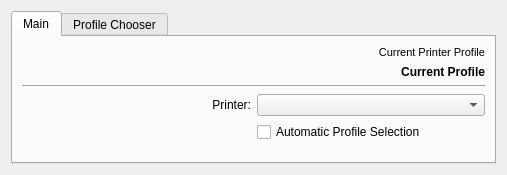
Above: krita/plugins/extensions/dockers/printercolorsettings/wdgprintcolorsettings.ui from KDE/calligra before the change. Below: the same form after it.
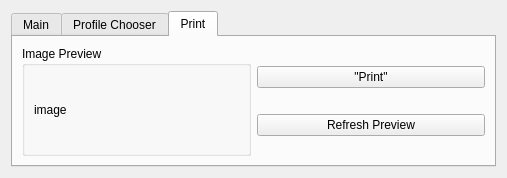
That is the form after the change. The open tabs and pages were chosen to show the change.

Commit message: Updated Printer Color Settings GUI

```diff
--- a/krita/plugins/extensions/dockers/printercolorsettings/wdgprintcolorsettings.ui
+++ b/krita/plugins/extensions/dockers/printercolorsettings/wdgprintcolorsettings.ui
@@ -7,7 +7,7 @@
     <x>0</x>
     <y>0</y>
     <width>507</width>
-    <height>175</height>
+    <height>178</height>
    </rect>
   </property>
   <property name="windowTitle">
@@ -15,7 +15,10 @@
   </property>
   <layout class="QGridLayout" name="gridLayout">
    <item row="4" column="0">
-    <widget class="QTabWidget" name="tabWidget">
+    <widget class="QTabWidget" name="mainTabWidget">
+     <property name="enabled">
+      <bool>true</bool>
+     </property>
      <property name="currentIndex">
       <number>0</number>
      </property>
@@ -56,6 +59,9 @@
            <property name="alignment">
             <set>Qt::AlignRight|Qt::AlignTrailing|Qt::AlignVCenter</set>
            </property>
+           <property name="wordWrap">
+            <bool>true</bool>
+           </property>
           </widget>
          </item>
         </layout>
@@ -137,6 +143,59 @@
        </item>
       </layout>
      </widget>
+     <widget class="QWidget" name="printSettingsTab">
+      <property name="enabled">
+       <bool>true</bool>
+      </property>
+      <attribute name="title">
+       <string>Print</string>
+      </attribute>
+      <layout class="QHBoxLayout" name="horizontalLayout_2">
+       <item>
+        <widget class="QGroupBox" name="imagePreviewBox">
+         <property name="title">
+          <string>Image Preview</string>
+         </property>
+         <layout class="QVBoxLayout" name="verticalLayout_6">
+          <item>
+           <widget class="QLabel" name="previewLabel">
+            <property name="frameShadow">
+             <enum>QFrame::Raised</enum>
+            </property>
+            <property name="lineWidth">
+             <number>4</number>
+            </property>
+            <property name="midLineWidth">
+             <number>2</number>
+            </property>
+            <property name="text">
+             <string>image</string>
+            </property>
+           </widget>
+          </item>
+         </layout>
+        </widget>
+       </item>
+       <item>
+        <layout class="QVBoxLayout" name="printTabVerticalLayout">
+         <item>
+          <widget class="QPushButton" name="printButton">
+           <property name="text">
+            <string>&quot;Print&quot;</string>
+           </property>
+          </widget>
+         </item>
+         <item>
+          <widget class="QPushButton" name="refreshButton">
+           <property name="text">
+            <string>Refresh Preview</string>
+           </property>
+          </widget>
+         </item>
+        </layout>
+       </item>
+      </layout>
+     </widget>
     </widget>
    </item>
   </layout>
```
Left out of the diff: 11 changed lines with no effect on the pictures. The commit also changes 1 other file.
